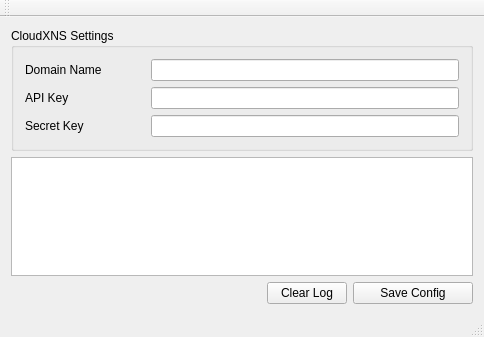
First picture: the form in mainwindow.ui, repository f0ghua/ddnsUpdate, before the edit.
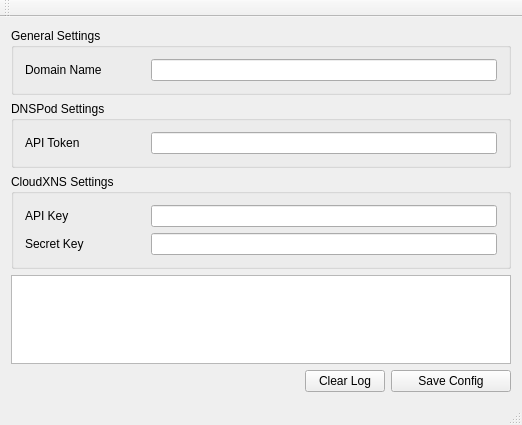
Second picture: the form after the edit. Icons and pictures are not drawn.

What changed in the file:
```diff
--- a/mainwindow.ui
+++ b/mainwindow.ui
@@ -6,8 +6,8 @@
    <rect>
     <x>0</x>
     <y>0</y>
-    <width>484</width>
-    <height>337</height>
+    <width>522</width>
+    <height>425</height>
    </rect>
   </property>
   <property name="sizePolicy">
@@ -27,58 +27,10 @@
   </property>
   <widget class="QWidget" name="centralWidget">
    <layout class="QGridLayout" name="gridLayout">
-    <item row="0" column="0" colspan="3">
-     <widget class="QGroupBox" name="groupBox">
-      <property name="title">
-       <string>CloudXNS Settings</string>
-      </property>
-      <layout class="QFormLayout" name="formLayout">
-       <item row="1" column="0">
-        <widget class="QLabel" name="label_2">
-         <property name="minimumSize">
-          <size>
-           <width>120</width>
-           <height>0</height>
-          </size>
-         </property>
-         <property name="text">
-          <string>API Key</string>
-         </property>
-        </widget>
-       </item>
-       <item row="1" column="1">
-        <widget class="QLineEdit" name="leApiKey"/>
-       </item>
-       <item row="2" column="0">
-        <widget class="QLabel" name="label_3">
-         <property name="text">
-          <string>Secret Key</string>
-         </property>
-        </widget>
-       </item>
-       <item row="2" column="1">
-        <widget class="QLineEdit" name="leSecretKey"/>
-       </item>
-       <item row="0" column="0">
-        <widget class="QLabel" name="label">
-         <property name="minimumSize">
-          <size>
-           <width>120</width>
-           <height>0</height>
-          </size>
-         </property>
-         <property name="text">
-          <string>Domain Name</string>
-         </property>
-        </widget>
-       </item>
-       <item row="0" column="1">
-        <widget class="QLineEdit" name="leDomain"/>
-       </item>
-      </layout>
-     </widget>
+    <item row="3" column="0" colspan="3">
+     <widget class="QPlainTextEdit" name="pteLog"/>
     </item>
-    <item row="2" column="0">
+    <item row="4" column="0">
      <spacer name="horizontalSpacer">
       <property name="orientation">
        <enum>Qt::Horizontal</enum>
@@ -91,10 +43,14 @@
       </property>
      </spacer>
     </item>
-    <item row="1" column="0" colspan="3">
-     <widget class="QPlainTextEdit" name="pteLog"/>
+    <item row="4" column="1">
+     <widget class="QPushButton" name="pbClear">
+      <property name="text">
+       <string>Clear Log</string>
+      </property>
+     </widget>
     </item>
-    <item row="2" column="2">
+    <item row="4" column="2">
      <widget class="QPushButton" name="pbSaveConfig">
       <property name="sizePolicy">
        <sizepolicy hsizetype="Preferred" vsizetype="Fixed">
@@ -113,11 +69,89 @@
       </property>
      </widget>
     </item>
-    <item row="2" column="1">
-     <widget class="QPushButton" name="pbClear">
-      <property name="text">
-       <string>Clear Log</string>
+    <item row="0" column="0" colspan="3">
+     <widget class="QGroupBox" name="groupBox_3">
+      <property name="title">
+       <string>General Settings</string>
       </property>
+      <layout class="QFormLayout" name="formLayout_3">
+       <item row="0" column="0">
+        <widget class="QLabel" name="label">
+         <property name="minimumSize">
+          <size>
+           <width>120</width>
+           <height>0</height>
+          </size>
+         </property>
+         <property name="text">
+          <string>Domain Name</string>
+         </property>
+        </widget>
+       </item>
+       <item row="0" column="1">
+        <widget class="QLineEdit" name="leDomain"/>
+       </item>
+      </layout>
+     </widget>
+    </item>
+    <item row="1" column="0" colspan="3">
+     <widget class="QGroupBox" name="grpDnspod">
+      <property name="title">
+       <string>DNSPod Settings</string>
+      </property>
+      <layout class="QFormLayout" name="formLayout_2">
+       <item row="0" column="0">
+        <widget class="QLabel" name="label_4">
+         <property name="minimumSize">
+          <size>
+           <width>120</width>
+           <height>0</height>
+          </size>
+         </property>
+         <property name="text">
+          <string>API Token</string>
+         </property>
+        </widget>
+       </item>
+       <item row="0" column="1">
+        <widget class="QLineEdit" name="leApiToken"/>
+       </item>
+      </layout>
+     </widget>
+    </item>
+    <item row="2" column="0" colspan="3">
+     <widget class="QGroupBox" name="grpCloudXNS">
+      <property name="title">
+       <string>CloudXNS Settings</string>
+      </property>
+      <layout class="QFormLayout" name="formLayout">
+       <item row="1" column="0">
+        <widget class="QLabel" name="label_2">
+         <property name="minimumSize">
+          <size>
+           <width>120</width>
+           <height>0</height>
+          </size>
+         </property>
+         <property name="text">
+          <string>API Key</string>
+         </property>
+        </widget>
+       </item>
+       <item row="1" column="1">
+        <widget class="QLineEdit" name="leApiKey"/>
+       </item>
+       <item row="2" column="0">
+        <widget class="QLabel" name="label_3">
+         <property name="text">
+          <string>Secret Key</string>
+         </property>
+        </widget>
+       </item>
+       <item row="2" column="1">
+        <widget class="QLineEdit" name="leSecretKey"/>
+       </item>
+      </layout>
      </widget>
     </item>
    </layout>
```
Left out of the diff: 2 changed lines with no effect on the pictures.
